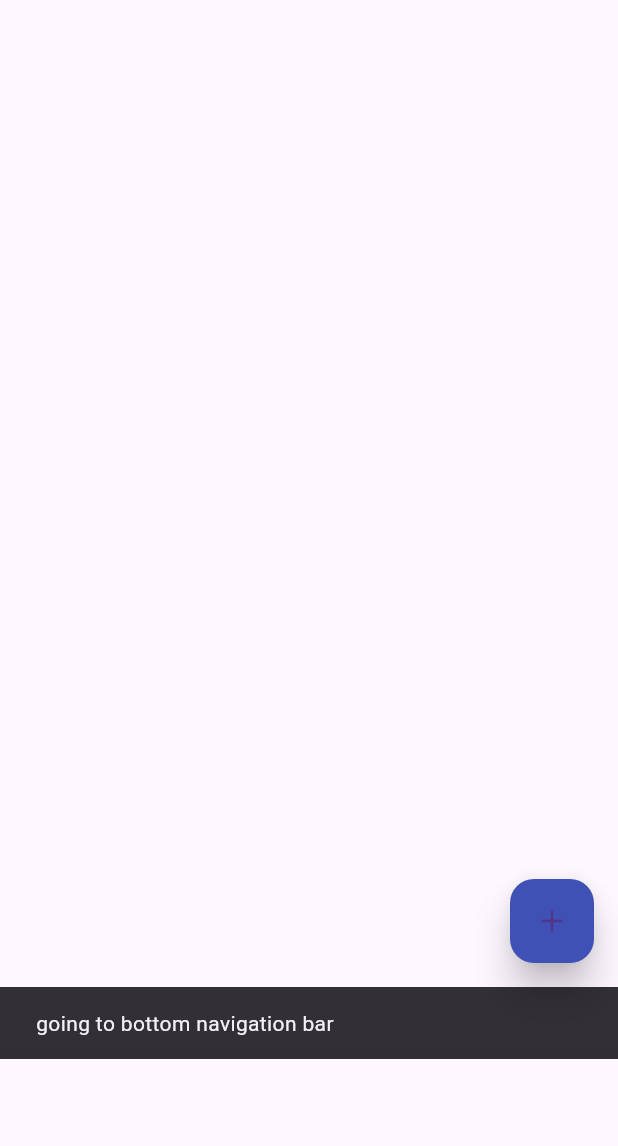
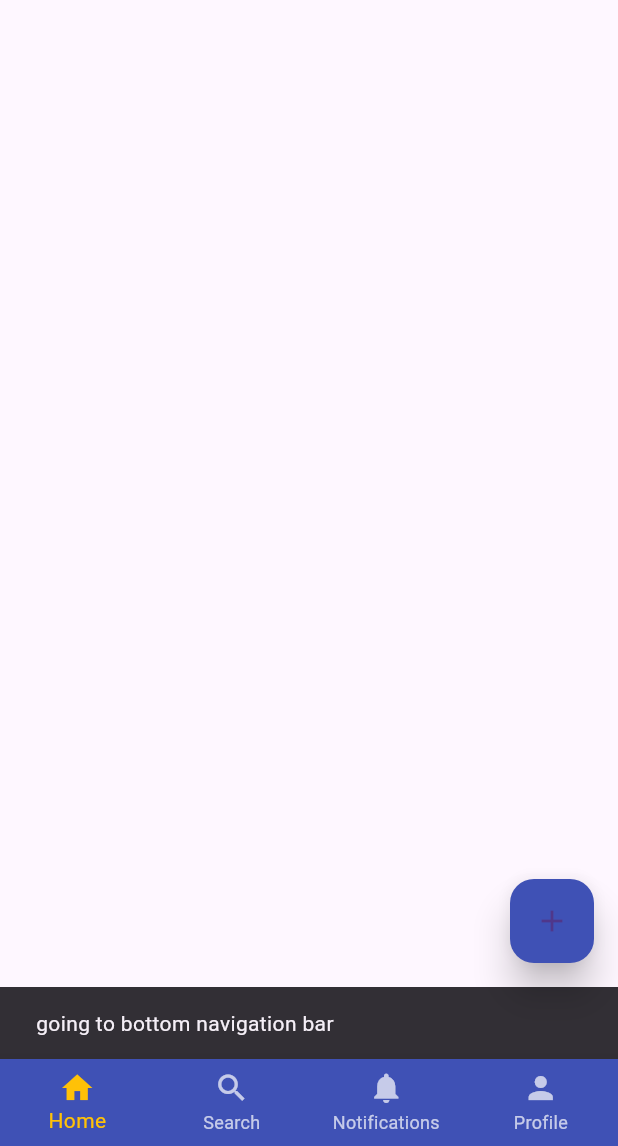
Before and after one commit to refat-pasha/first_app, a Flutter app: the floatingActionB screen opened directly, after a tap on the "next plan" icon, on a phone screen of 412 x 824 dp, the part 90-1236 px from its top. Run offline on Flutter 3.47's test engine with Material 3 defaults, Android fonts, the phone set to English and light mode, and no system bars.

Commit message:
learning bottom navigation bar

```diff
--- a/lib/main.dart
+++ b/lib/main.dart
@@ -13,7 +13,9 @@ class MyFirstApp extends StatelessWidget {
   Widget build(BuildContext context) {
     return MaterialApp(
       title: 'My First Flutter App',
-      //theme: ThemeData.dark(),
+      theme: ThemeData(primaryColor: Colors.blue),
+      darkTheme: ThemeData(primaryColor: Colors.black),
+      color: Colors.cyanAccent,
       home: const appbar(),
       debugShowCheckedModeBanner: false,
     );
--- a/lib/screens/bottom_nav_bar.dart
+++ b/lib/screens/bottom_nav_bar.dart
@@ -66,7 +66,15 @@ class bottom_nav_bar extends StatelessWidget {
       ),
       bottomNavigationBar: BottomNavigationBar(
         backgroundColor: Colors.indigo,
-        items: [
+        currentIndex: 0, // make this stateful to update on tap
+        selectedItemColor: Colors.amber, // color for selected icon/label
+        unselectedItemColor:
+            Colors.white70, // color for unselected icons/labels
+        showUnselectedLabels: true, // optional
+        type:
+            BottomNavigationBarType
+                .fixed, // keeps all items visible and colored
+        items: const [
           BottomNavigationBarItem(icon: Icon(Icons.home), label: 'Home'),
           BottomNavigationBarItem(icon: Icon(Icons.search), label: 'Search'),
           BottomNavigationBarItem(
@@ -75,6 +83,21 @@ class bottom_nav_bar extends StatelessWidget {
           ),
           BottomNavigationBarItem(icon: Icon(Icons.person), label: 'Profile'),
         ],
+        onTap: (int index) {
+          ;
+          if (index == 0) {
+            MySnackBar("Home tapped", context);
+          }
+          else if (index == 1) {
+            MySnackBar("Search tapped", context);
+          }
+          else if (index == 2) {
+            MySnackBar("Notifications tapped", context);
+          }
+          else if (index == 3) {
+            MySnackBar("Profile tapped", context);
+          }
+        },
       ),
     );
   }
```
